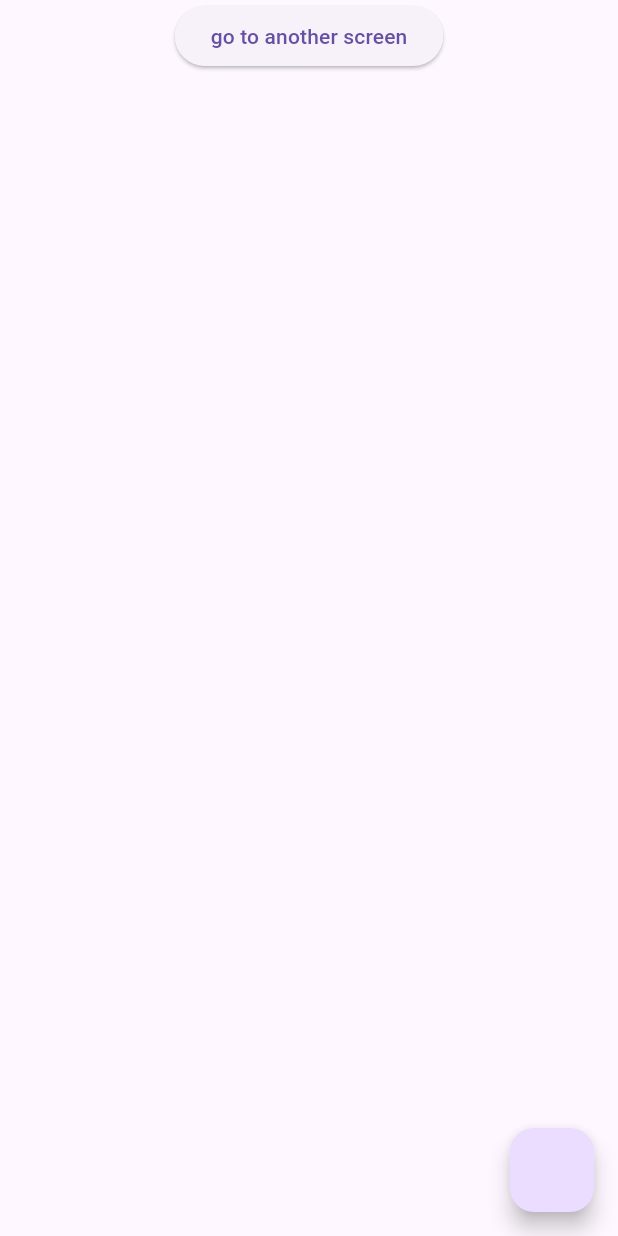
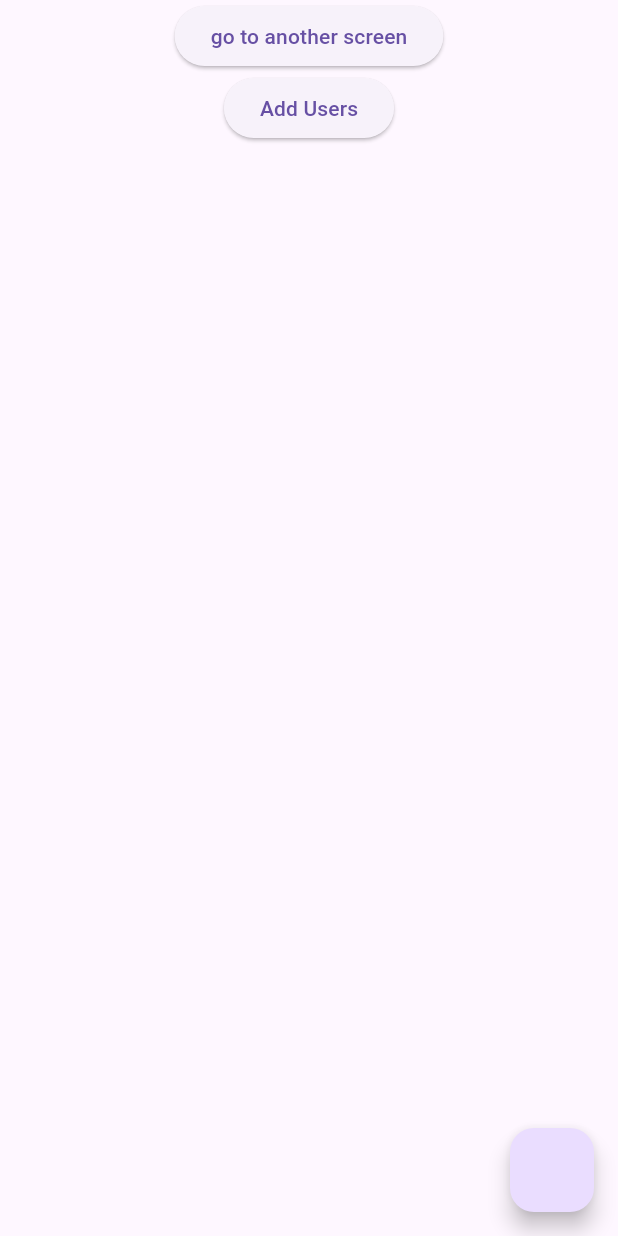
Before and after one commit to SandeshPAUDELs/bloc_lerning, a Flutter app: the screen it shows after launch, on a phone screen of 412 x 824 dp. Run offline on Flutter 3.47's test engine with Material 3 defaults, Android fonts, the phone set to English and light mode, and no system bars; our stand-ins replace bloc, equatable, flutter_bloc.

Commit message:
users can be aadded

```diff
--- /dev/null
+++ b/lib/bloc/users/users_bloc.dart
@@ -0,0 +1,39 @@
+import 'package:bloc/bloc.dart';
+import 'package:bloc_project/bloc/users/users_event.dart';
+import 'package:bloc_project/bloc/users/users_state.dart';
+import 'package:bloc_project/models/users_models.dart';
+import 'package:bloc_project/respository/users_repo.dart';
+
+class UsersBloc extends Bloc<AddUsersEvent, AddUserState> {
+  UsersRepo usersRepo = UsersRepo();
+  List <AddUsersModels> users = [];
+
+  // UsersBloc(super.initialState);
+  UsersBloc() : super (const AddUserState()) {
+    on<AddUsers>(_addUser);
+  }
+
+
+  // Future<void> _addUser(AddUsers event, Emitter<AddUserState> emit) async {
+  //   await UsersRepo.addUsers(event.user).then((value){
+  //     emit(state.copyWith(status: AddUserStatus.success, users: value, message: 'success'));
+  //   });
+  // }
+  Future<void> _addUser(AddUsers event, Emitter<AddUserState> emit) async {
+  try {
+    final users = await UsersRepo.addUsers(event.user);
+    emit(state.copyWith(
+      status: AddUserStatus.success,
+      users: users,
+      message: 'User added successfully',
+    ));
+  } catch (e) {
+    emit(state.copyWith(
+      status: AddUserStatus.failure,
+      message: 'Failed to add user',
+    ));
+  }
+}
+
+
+}
--- /dev/null
+++ b/lib/bloc/users/users_event.dart
@@ -0,0 +1,19 @@
+import 'package:bloc_project/models/users_models.dart';
+import 'package:equatable/equatable.dart';
+
+abstract class AddUsersEvent extends Equatable{
+  const AddUsersEvent();
+  @override
+  List<Object> get props => [];
+}
+
+class AddUsers extends AddUsersEvent{
+
+  final AddUsersModels user;
+
+
+  const AddUsers({required this.user});
+
+  @override
+  List<Object> get props => [user];
+}
--- /dev/null
+++ b/lib/bloc/users/users_state.dart
@@ -0,0 +1,32 @@
+import 'package:bloc_project/models/users_models.dart';
+import 'package:equatable/equatable.dart';
+enum AddUserStatus { initial, success, failure }
+
+class AddUserState extends Equatable{
+  const AddUserState({
+    this.status = AddUserStatus.initial,
+    this.message = '',
+    this.users = const <AddUsersModels>[],
+  });
+  final AddUserStatus status;
+  final String message;
+  final List<AddUsersModels> users;
+
+  AddUserState copyWith({
+    AddUserStatus? status,
+    String? message,
+    List<AddUsersModels>? users,
+  }) {
+    return AddUserState(
+      status: status ?? this.status,
+      message: message ?? this.message,
+      users: users ?? this.users,
+    );
+  }
+
+  @override
+  // TODO: implement props
+  // List<Object?> get props => throw UnimplementedError();
+  List<Object?> get props => [status, message, users];
+
+}
--- a/lib/main.dart
+++ b/lib/main.dart
@@ -1,6 +1,7 @@
 import 'package:bloc_project/bloc/first/counter_bloc.dart';
 import 'package:bloc_project/bloc/forms/form_bloc.dart';
 import 'package:bloc_project/bloc/products/product_bloc.dart';
+import 'package:bloc_project/bloc/users/users_bloc.dart';
 import 'package:bloc_project/views/form_example.dart';
 import 'package:flutter_bloc/flutter_bloc.dart';
 import 'package:flutter/material.dart';
@@ -23,6 +24,7 @@ class MyApp extends StatelessWidget {
           create: (context) => CounterBloc(),
         ),
         BlocProvider(create: (context) => ProductBloc()),
+        BlocProvider(create: (context) => UsersBloc()),
       ],
       child: const MaterialApp(
         home: FormExample(),
--- /dev/null
+++ b/lib/models/users_models.dart
@@ -0,0 +1,22 @@
+class AddUsersModels{
+  String? email;
+  String? username;
+  String? password;
+  String? phone;
+  AddUsersModels({this.email, this.username, this.password, this.phone});
+  AddUsersModels.fromJson(Map<String, dynamic> json) {
+    email = json['email'];
+    username = json['username'];
+    password = json['password'];
+    phone = json['phone'];
+  }
+  Map<String, dynamic> toJson() {
+    final Map<String, dynamic> data = <String, dynamic>{};
+    data['email'] = email;
+    data['username'] = username;
+    data['password'] = password;
+    data['phone'] = phone;
+    return data;
+  }
+
+}
--- /dev/null
+++ b/lib/respository/users_repo.dart
@@ -0,0 +1,33 @@
+import 'dart:convert';
+import'package:http/http.dart' as http;
+import 'package:bloc_project/models/users_models.dart';
+
+class UsersRepo {
+  static Future<List<AddUsersModels>> addUsers(AddUsersModels users) async {
+    try {
+      var url = Uri.parse('https://fakestoreapi.com/users');
+      var response = await http.post(
+        url,
+        headers: {'Content-Type': 'application/json'},
+        body: jsonEncode(users.toJson()),
+      );
+
+      if (response.statusCode == 200) {
+        final responseData = jsonDecode(response.body);
+        if (responseData is List) {
+          return List<AddUsersModels>.from(
+              responseData.map((x) => AddUsersModels.fromJson(x)));
+        } else if (responseData is Map<String, dynamic>) {
+          return [AddUsersModels.fromJson(responseData)];
+        } else {
+          throw Exception('Unexpected response format');
+        }
+      } else {
+        throw Exception('Failed to load users');
+      }
+    } catch (e) {
+      print('Error during fetching users: $e');
+      throw Exception('Failed to load users');
+    }
+  }
+}
--- a/lib/views/form_example.dart
+++ b/lib/views/form_example.dart
@@ -2,6 +2,7 @@ import 'package:bloc_project/bloc/forms/form_bloc.dart';
 import 'package:bloc_project/bloc/forms/form_event.dart';
 import 'package:bloc_project/bloc/forms/form_state.dart';
 import 'package:bloc_project/views/products_screen.dart';
+import 'package:bloc_project/views/users/add_users.dart';
 import 'package:flutter/material.dart';
 import 'package:flutter/services.dart';
 import 'package:flutter_bloc/flutter_bloc.dart';
@@ -78,6 +79,7 @@ class _FormExampleState extends State<FormExample> {
               },
               child: Text('go to another screen'),
             ),
+            ElevatedButton(onPressed: () => Navigator.push(context, MaterialPageRoute(builder: (context) => AddUsersView())), child: Text('Add Users')),
             BlocBuilder<FormBloc, CustomFormState>(
               builder: (context, state) {
                 return Expanded(
```
Also changed, not shown: lib/bloc/products/product_state.dart (+4 -4 lines), lib/views/users/add_users.dart (added, +88 -0 lines).
